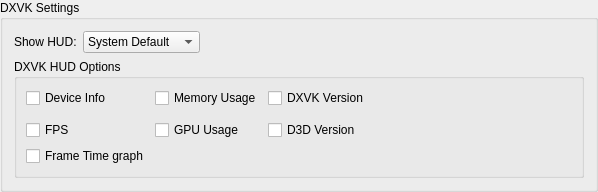
Old version of the form resources/ui/components/tabs/settings/dxvk.ui in the repository RareDevs/Rare.
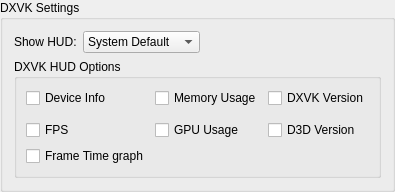
New version of the form.

Patch:
```diff
--- a/resources/ui/components/tabs/settings/dxvk.ui
+++ b/resources/ui/components/tabs/settings/dxvk.ui
@@ -2,14 +2,6 @@
 <ui version="4.0">
  <class>DxvkSettings</class>
  <widget class="QGroupBox" name="DxvkSettings">
-  <property name="geometry">
-   <rect>
-    <x>0</x>
-    <y>0</y>
-    <width>598</width>
-    <height>182</height>
-   </rect>
-  </property>
   <property name="windowTitle">
    <string>DxvkSettings</string>
   </property>
@@ -79,7 +71,7 @@
         </property>
         <property name="sizeHint" stdset="0">
          <size>
-          <width>40</width>
+          <width>0</width>
           <height>20</height>
          </size>
         </property>
```
